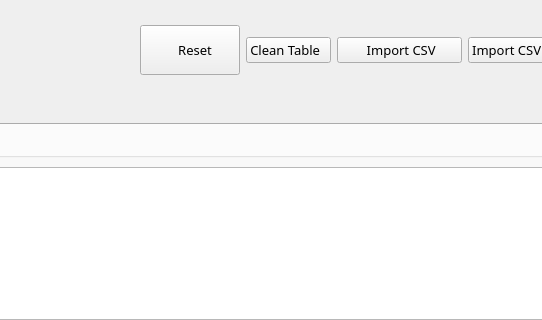
Old version of the form Lab_Inventory_Qt_Project/Lab_Inventory/form_files/widget.ui in the repository AhmedAbo-Eita/Cpp_Programing_bootcamp; both pictures show x 629 to 1171 and y 0 to 320 of the 1280 by 728 pixel window.
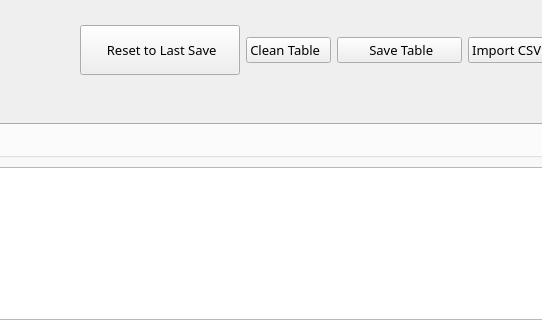
New version of the form. Icons and pictures are not drawn.

Commit message: Handel the import and export from local CSV file

```diff
--- a/Lab_Inventory_Qt_Project/Lab_Inventory/form_files/widget.ui
+++ b/Lab_Inventory_Qt_Project/Lab_Inventory/form_files/widget.ui
@@ -78,7 +78,7 @@
        </property>
        <property name="minimumSize">
         <size>
-         <width>100</width>
+         <width>160</width>
          <height>50</height>
         </size>
        </property>
@@ -91,7 +91,7 @@
         </font>
        </property>
        <property name="text">
-        <string>   Reset</string>
+        <string> Reset to Last Save</string>
        </property>
        <property name="icon">
         <iconset resource="../Resources.qrc">
@@ -159,7 +159,7 @@
         </font>
        </property>
        <property name="text">
-        <string> Import CSV</string>
+        <string> Save Table</string>
        </property>
        <property name="icon">
         <iconset resource="../Resources.qrc">
```
Left out of the diff: 2 changed lines with no effect on the pictures. The commit also changes 12 other files.
